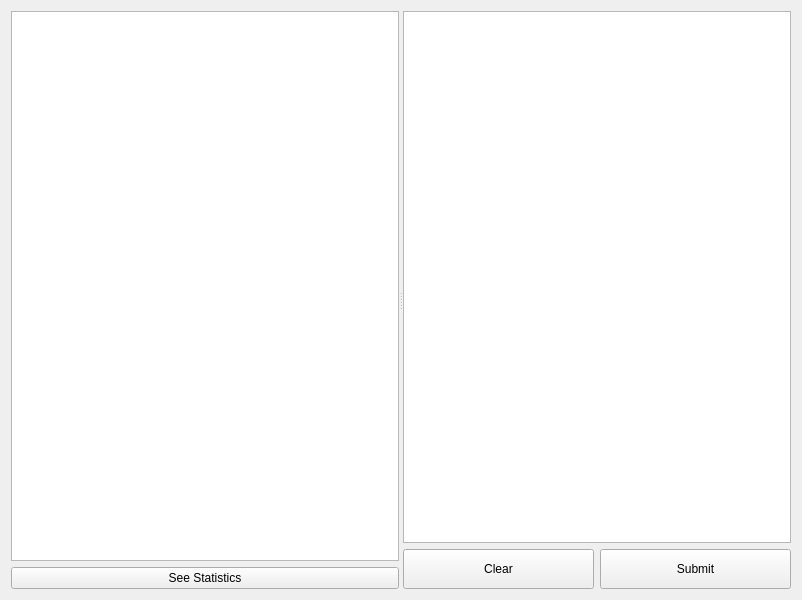
Qt form ui/taskpage.ui (pr2026/CppCraftClient) before a commit.
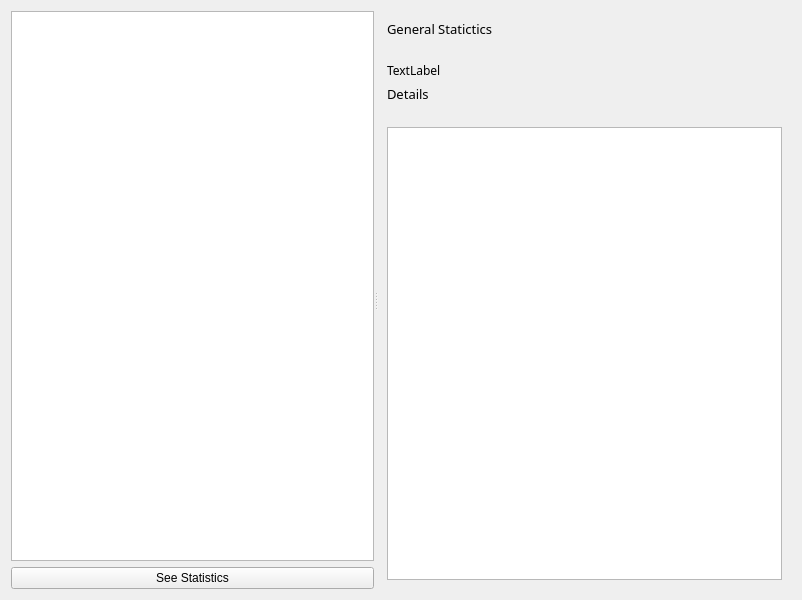
The same form after that commit. The open tabs and pages were chosen to show the change.

Commit message: Add student statistics functuion

```diff
--- a/ui/taskpage.ui
+++ b/ui/taskpage.ui
@@ -19,14 +19,14 @@
   <property name="windowTitle">
    <string>Form</string>
   </property>
-  <layout class="QVBoxLayout" name="verticalLayout_3">
+  <layout class="QVBoxLayout" name="verticalLayout">
    <item>
     <widget class="QSplitter" name="splitter">
      <property name="orientation">
       <enum>Qt::Orientation::Horizontal</enum>
      </property>
      <widget class="QWidget" name="layoutWidget">
-      <layout class="QVBoxLayout" name="verticalLayout_2">
+      <layout class="QVBoxLayout" name="leftWidget">
        <item>
         <widget class="QListWidget" name="tasksList"/>
        </item>
@@ -39,7 +39,11 @@
        </item>
       </layout>
      </widget>
-     <widget class="QWidget" name="rightWidget" native="true">
+     <widget class="QStackedWidget" name="rightWidget">
+      <widget class="QWidget" name="codingPage">
+       <layout class="QVBoxLayout" name="verticalLayout_4">
+        <item>
+         <widget class="QWidget" name="taskEdit" native="true">
       <property name="sizePolicy">
        <sizepolicy hsizetype="Expanding" vsizetype="Expanding">
         <horstretch>0</horstretch>
@@ -52,7 +56,7 @@
         <height>0</height>
        </size>
       </property>
-      <layout class="QVBoxLayout" name="verticalLayout">
+          <layout class="QVBoxLayout" name="verticalLayout_2">
        <item>
         <widget class="QSplitter" name="splitter_2">
          <property name="sizePolicy">
@@ -117,6 +121,63 @@
         </layout>
        </item>
       </layout>
+         </widget>
+        </item>
+       </layout>
+      </widget>
+      <widget class="QWidget" name="statisticsPage">
+       <layout class="QVBoxLayout" name="verticalLayout_3">
+        <item>
+         <widget class="QLabel" name="generalStatisticsLabel">
+          <property name="font">
+           <font>
+            <family>Century Gothic</family>
+            <pointsize>10</pointsize>
+           </font>
+          </property>
+          <property name="text">
+           <string>General Statictics
+</string>
+          </property>
+         </widget>
+        </item>
+        <item>
+         <widget class="QLabel" name="generalStatistics">
+          <property name="font">
+           <font>
+            <family>Century Gothic</family>
+           </font>
+          </property>
+          <property name="text">
+           <string>TextLabel</string>
+          </property>
+         </widget>
+        </item>
+        <item>
+         <widget class="QLabel" name="detailsLabel">
+          <property name="font">
+           <font>
+            <family>Century Gothic</family>
+            <pointsize>10</pointsize>
+           </font>
+          </property>
+          <property name="text">
+           <string>Details
+</string>
+          </property>
+         </widget>
+        </item>
+        <item>
+         <widget class="QTableWidget" name="detailsTable">
+          <property name="font">
+           <font>
+            <family>Century Gothic</family>
+           </font>
+          </property>
+         </widget>
+        </item>
+       </layout>
+      </widget>
      </widget>
     </widget>
    </item>
```
Lines whose indentation alone changed are shown as unchanged. The commit also changes 9 other files.
